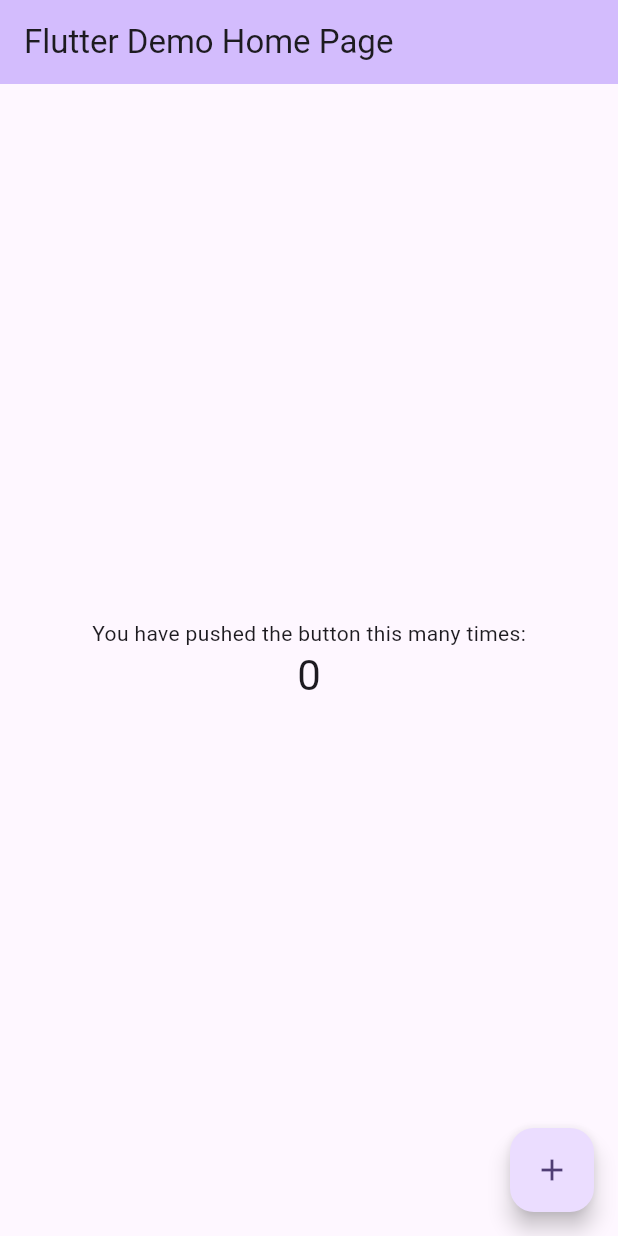
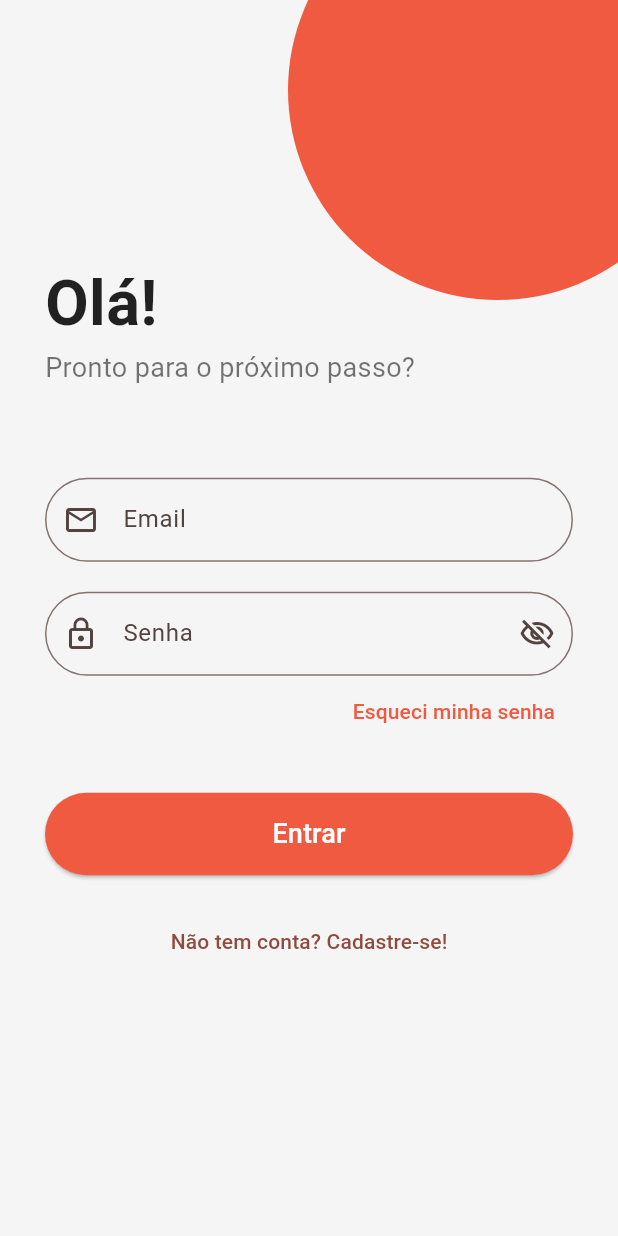
Before and after one commit to guilhermecarv32/DancaMais, a Flutter app: the screen it shows after launch, on a phone screen of 412 x 824 dp. Run offline on Flutter 3.47's test engine with Material 3 defaults, Android fonts, the phone set to English and light mode, and no system bars; our stand-ins replace firebase_auth, firebase_core, flutter_bloc; accounts and stored records are empty.

Commit message:
criando tela de login já funcional

```diff
--- a/lib/core/theme/app_theme.dart
+++ b/lib/core/theme/app_theme.dart
@@ -1,15 +1,17 @@
 import 'package:flutter/material.dart';
 
 class DancaMaisTheme {
-  // Cores globais que podem ser trocadas depois
-  static Color primaryColor = const Color(0xFFF05A40); // O laranja do protótipo
-  static Color secondaryColor = const Color(0xFF4A4A4A);
+  // Cores extraídas do seu protótipo
+  static const Color primaryOrange = Color(0xFFF05A40);
+  static const Color accentCoral = Color(0xFFF8B6A8);
 
-  static ThemeData get lightTheme {
-    return ThemeData(
-      primaryColor: primaryColor,
-      scaffoldBackgroundColor: const Color(0xFFF5F5F5),
-      appBarTheme: AppBarTheme(backgroundColor: primaryColor),
-    );
-  }
+  static ThemeData get theme => ThemeData(
+    primaryColor: primaryOrange,
+    colorScheme: ColorScheme.fromSeed(seedColor: primaryOrange),
+    scaffoldBackgroundColor: const Color(0xFFF5F5F5), // Cinza claro de fundo
+    // Aplica a cor laranja em todos os botões do app
+    elevatedButtonTheme: ElevatedButtonThemeData(
+      style: ElevatedButton.styleFrom(backgroundColor: primaryOrange),
+    ),
+  );
 }
--- /dev/null
+++ b/lib/data/services/auth_service.dart
@@ -0,0 +1,41 @@
+import 'package:firebase_auth/firebase_auth.dart';
+
+class AuthService {
+  final FirebaseAuth _auth = FirebaseAuth.instance;
+
+  // Stream para monitorar o estado da autenticação (logado ou não) [cite: 363]
+  Stream<User?> get user => _auth.authStateChanges();
+
+  // Função de Login [cite: 372]
+  Future<User?> loginWithEmail(String email, String password) async {
+    try {
+      UserCredential result = await _auth.signInWithEmailAndPassword(
+        email: email,
+        password: password
+      );
+      return result.user;
+    } catch (e) {
+      print("Erro no Login: ${e.toString()}");
+      return null;
+    }
+  }
+
+  // Função de Cadastro [cite: 372]
+  Future<User?> registerWithEmail(String email, String password) async {
+    try {
+      UserCredential result = await _auth.createUserWithEmailAndPassword(
+        email: email,
+        password: password
+      );
+      return result.user;
+    } catch (e) {
+      print("Erro no Cadastro: ${e.toString()}");
+      return null;
+    }
+  }
+
+  // Logout
+  Future<void> signOut() async {
+    await _auth.signOut();
+  }
+}
--- /dev/null
+++ b/lib/logic/auth_bloc/auth_bloc.dart
@@ -0,0 +1,29 @@
+import 'package:flutter_bloc/flutter_bloc.dart';
+import 'auth_event.dart';
+import 'auth_state.dart';
+import '../../data/services/auth_service.dart';
+
+class AuthBloc extends Bloc<AuthEvent, AuthState> {
+  final AuthService authService;
+
+  AuthBloc(this.authService) : super(AuthInitial()) {
+    on<LoginRequested>((event, emit) async {
+      emit(AuthLoading());
+      try {
+        final user = await authService.loginWithEmail(event.email, event.password);
+        if (user != null) {
+          emit(Authenticated(user.uid));
+        } else {
+          emit(AuthError("Falha no login. Verifique suas credenciais."));
+        }
+      } catch (e) {
+        emit(AuthError(e.toString()));
+      }
+    });
+
+    on<LogoutRequested>((event, emit) async {
+      await authService.signOut();
+      emit(Unauthenticated());
+    });
+  }
+}
--- /dev/null
+++ b/lib/logic/auth_bloc/auth_event.dart
@@ -0,0 +1,9 @@
+abstract class AuthEvent {}
+
+class LoginRequested extends AuthEvent {
+  final String email;
+  final String password;
+  LoginRequested(this.email, this.password);
+}
+
+class LogoutRequested extends AuthEvent {}
--- /dev/null
+++ b/lib/logic/auth_bloc/auth_state.dart
@@ -0,0 +1,13 @@
+abstract class AuthState {}
+
+class AuthInitial extends AuthState {}
+class AuthLoading extends AuthState {}
+class Authenticated extends AuthState {
+  final String uid;
+  Authenticated(this.uid);
+}
+class Unauthenticated extends AuthState {}
+class AuthError extends AuthState {
+  final String message;
+  AuthError(this.message);
+}
--- a/lib/main.dart
+++ b/lib/main.dart
@@ -1,12 +1,24 @@
-import 'package:dancamais/firebase_options.dart';
+import 'package:flutter/material.dart';
 import 'package:firebase_core/firebase_core.dart';
-import 'package:flutter/material.dart';
+import 'firebase_options.dart';
+
+// Importações dos seus arquivos de arquitetura
+import 'core/theme/app_theme.dart';
+import 'ui/screens/login_screen.dart';
+
+import 'package:flutter_bloc/flutter_bloc.dart';
+import 'logic/auth_bloc/auth_bloc.dart';
+import 'data/services/auth_service.dart';
 
 void main() async {
+  // Garante que as ligações do Flutter estejam prontas antes de iniciar o Firebase [cite: 184]
   WidgetsFlutterBinding.ensureInitialized();
+
+  // Inicializa o Firebase com as configurações geradas pelo FlutterFire CLI [cite: 308]
   await Firebase.initializeApp(
     options: DefaultFirebaseOptions.currentPlatform,
   );
+
   runApp(const MyApp());
 }
 
@@ -15,61 +27,15 @@ class MyApp extends StatelessWidget {
 
   @override
   Widget build(BuildContext context) {
-    return MaterialApp(
-      title: 'Flutter Demo',
-      theme: ThemeData(
-        colorScheme: ColorScheme.fromSeed(seedColor: Colors.deepPurple),
-        useMaterial3: true,
-      ),
-      home: const MyHomePage(title: 'Flutter Demo Home Page'),
-    );
-  }
+  return MultiBlocProvider(
+    providers: [
+      BlocProvider(create: (context) => AuthBloc(AuthService())),
+    ],
+    child: MaterialApp(
+      debugShowCheckedModeBanner: false,
+      theme: DancaMaisTheme.theme,
+      home: const LoginScreen(),
+    ),
+  );
 }
-
-class MyHomePage extends StatefulWidget {
-  const MyHomePage({super.key, required this.title});
-
-  final String title;
-
-  @override
-  State<MyHomePage> createState() => _MyHomePageState();
 }
-
-class _MyHomePageState extends State<MyHomePage> {
-  int _counter = 0;
-
-  void _incrementCounter() {
-    setState(() {
-      _counter++;
-    });
-  }
-
-  @override
-  Widget build(BuildContext context) {
-    return Scaffold(
-      appBar: AppBar(
-        backgroundColor: Theme.of(context).colorScheme.inversePrimary,
-        title: Text(widget.title),
-      ),
-      body: Center(
-        child: Column(
-          mainAxisAlignment: MainAxisAlignment.center,
-          children: <Widget>[
-            const Text(
-              'You have pushed the button this many times:',
-            ),
-            Text(
-              '$_counter',
-              style: Theme.of(context).textTheme.headlineMedium,
-            ),
-          ],
-        ),
-      ),
-      floatingActionButton: FloatingActionButton(
-        onPressed: _incrementCounter,
-        tooltip: 'Increment',
-        child: const Icon(Icons.add),
-      ),
-    );
-  }
-}
--- /dev/null
+++ b/lib/ui/screens/login_screen.dart
@@ -0,0 +1,181 @@
+import 'package:flutter/material.dart';
+import 'package:flutter_bloc/flutter_bloc.dart';
+import '../../core/theme/app_theme.dart';
+import '../../logic/auth_bloc/auth_bloc.dart';
+import '../../logic/auth_bloc/auth_event.dart';
+import '../../logic/auth_bloc/auth_state.dart';
+
+class LoginScreen extends StatefulWidget {
+  const LoginScreen({super.key});
+
+  @override
+  State<LoginScreen> createState() => _LoginScreenState();
+}
+
+class _LoginScreenState extends State<LoginScreen> {
+  // Controladores para capturar o que o usuário digita
+  final TextEditingController _emailController = TextEditingController();
+  final TextEditingController _passwordController = TextEditingController();
+
+  @override
+  void dispose() {
+    _emailController.dispose();
+    _passwordController.dispose();
+    super.dispose();
+  }
+
+  @override
+  Widget build(BuildContext context) {
+    return Scaffold(
+      // ResizeToAvoidBottomInset evita que o teclado quebre o layout
+      resizeToAvoidBottomInset: true,
+      body: SingleChildScrollView(
+        child: SizedBox(
+          height: MediaQuery.of(context).size.height,
+          child: Stack(
+            children: [
+              // Elemento visual de fundo (Círculo Laranja do seu design)
+              Positioned(
+                top: -80,
+                right: -60,
+                child: Container(
+                  width: 280,
+                  height: 280,
+                  decoration: const BoxDecoration(
+                    color: DancaMaisTheme.primaryOrange,
+                    shape: BoxShape.circle,
+                  ),
+                ),
+              ),
+              Padding(
+                padding: const EdgeInsets.symmetric(horizontal: 30.0),
+                child: Column(
+                  mainAxisAlignment: MainAxisAlignment.center,
+                  crossAxisAlignment: CrossAxisAlignment.start,
+                  children: [
+                    const Text(
+                      "Olá!",
+                      style: TextStyle(
+                        fontSize: 42,
+                        fontWeight: FontWeight.bold,
+                        color: Colors.black87,
+                      ),
+                    ),
+                    const Text(
+                      "Pronto para o próximo passo?",
+                      style: TextStyle(fontSize: 18, color: Colors.black54),
+                    ),
+                    const SizedBox(height: 60),
+
+                    // Campo de Email [cite: 372-374]
+                    TextFormField(
+                      controller: _emailController,
+                      keyboardType: TextInputType.emailAddress,
+                      decoration: const InputDecoration(
+                        labelText: "Email",
+                        prefixIcon: Icon(Icons.email_outlined),
+                        border: OutlineInputBorder(
+                          borderRadius: BorderRadius.all(Radius.circular(30)),
+                        ),
+                      ),
+                    ),
+                    const SizedBox(height: 20),
+
+                    // Campo de Senha [cite: 372-374]
+                    TextFormField(
+                      controller: _passwordController,
+                      obscureText: true,
+                      decoration: const InputDecoration(
+                        labelText: "Senha",
+                        prefixIcon: Icon(Icons.lock_outline),
+                        suffixIcon: Icon(Icons.visibility_off_outlined),
+                        border: OutlineInputBorder(
+                          borderRadius: BorderRadius.all(Radius.circular(30)),
+                        ),
+                      ),
+                    ),
+
+                    // Esqueci minha senha [cite: 373]
+                    Align(
+                      alignment: Alignment.centerRight,
+                      child: TextButton(
+                        onPressed: () {
+                          // Lógica de recuperação futuramente
+                        },
+                        child: const Text(
+                          "Esqueci minha senha",
+                          style: TextStyle(color: DancaMaisTheme.primaryOrange),
+                        ),
+                      ),
+                    ),
+                    const SizedBox(height: 30),
+
+                    // Botão Entrar com Lógica de BLoC [cite: 379]
+                    BlocConsumer<AuthBloc, AuthState>(
+                      listener: (context, state) {
+                        if (state is Authenticated) {
+                          ScaffoldMessenger.of(context).showSnackBar(
+                            const SnackBar(content: Text("Bem-vindo ao DançaMais!")),
+                          );
+                          // Navegação para Dashboard virá aqui
+                        } else if (state is AuthError) {
+                          ScaffoldMessenger.of(context).showSnackBar(
+                            SnackBar(
+                              content: Text(state.message),
+                              backgroundColor: Colors.red,
+                            ),
+                          );
+                        }
+                      },
+                      builder: (context, state) {
+                        return SizedBox(
+                          width: double.infinity,
+                          height: 55,
+                          child: ElevatedButton(
+                            onPressed: state is AuthLoading
+                                ? null
+                                : () {
+                                    context.read<AuthBloc>().add(
+                                          LoginRequested(
+                                            _emailController.text.trim(),
+                                            _passwordController.text.trim(),
+                                          ),
+                                        );
+                                  },
+                            style: ElevatedButton.styleFrom(
+                              shape: RoundedRectangleBorder(
+                                borderRadius: BorderRadius.circular(30),
+                              ),
+                            ),
+                            child: state is AuthLoading
+                                ? const CircularProgressIndicator(color: Colors.white)
+                                : const Text(
+                                    "Entrar",
+                                    style: TextStyle(fontSize: 18, color: Colors.white),
+                                  ),
+                          ),
+                        );
+                      },
+                    ),
+
+                    const SizedBox(height: 20),
+
+                    // Link para Cadastro [cite: 374]
+                    Center(
+                      child: TextButton(
+                        onPressed: () {
+                          // Navegação para a tela de cadastro
+                        },
+                        child: const Text("Não tem conta? Cadastre-se!"),
+                      ),
+                    ),
+                  ],
+                ),
+              ),
+            ],
+          ),
+        ),
+      ),
+    );
+  }
+}
```
